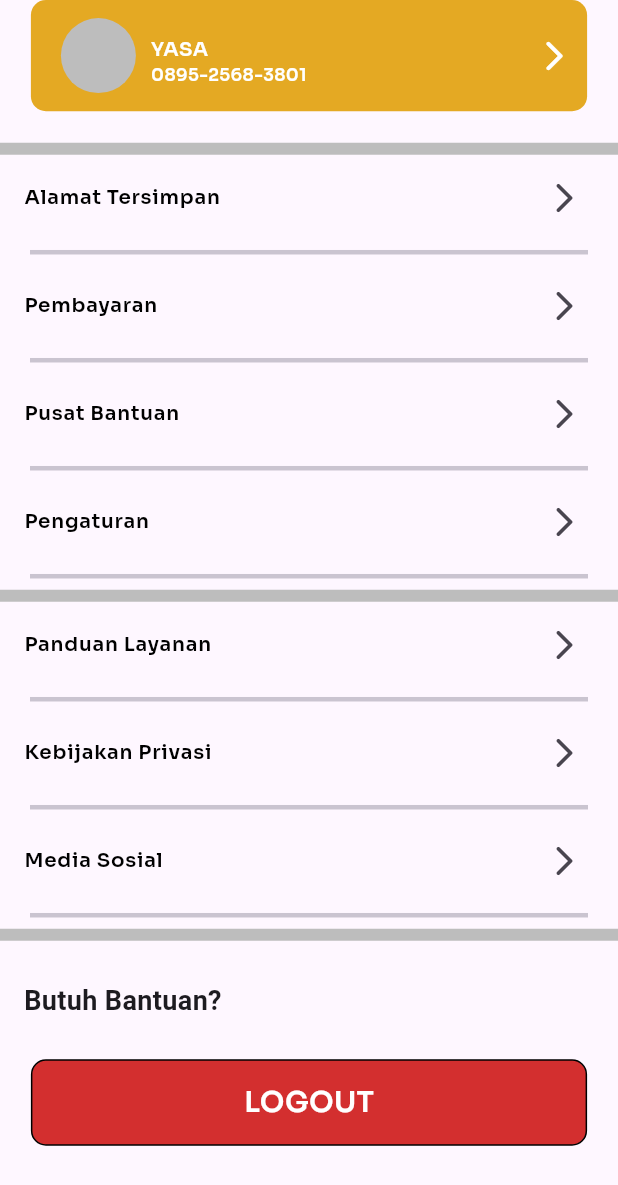
After one commit to YasaKafi/Currency_Converter_App, a Flutter app: the ProfilePage screen opened directly, on a phone screen of 412 x 824 dp. The commit adds this screen. Shown: the top 1185 px of the screen. Run offline on Flutter 3.47's test engine with Material 3 defaults, Android fonts, the phone set to English and light mode, and no system bars; our stand-ins replace animated_text_kit, dio, eva_icons_flutter, firebase_auth, firebase_core, flutter_svg and 3 more; missing offline and left inert: rolling_bottom_bar; accounts and stored records are empty; network calls fail.

Commit message:
[YK] modification page

```diff
--- a/lib/app/views/home_page/view/home_page.dart
+++ b/lib/app/views/home_page/view/home_page.dart
@@ -101,13 +101,12 @@ class _HomePageState extends State<HomePage> {
     CurrencyConverterController controller = CurrencyConverterController();
     return Scaffold(
       backgroundColor: Colors.white,
-      body: SafeArea(
-        child: Column(
+      body: Column(
         children: [
           Center(
             child: Padding(
               padding: EdgeInsets.only(
-                  top: screenHeight * 0.0237,
+                top: screenHeight * 0.0337,
               ),
               child: Text(
                 'Currency Converter',
@@ -397,7 +396,6 @@ class _HomePageState extends State<HomePage> {
           ),
         ],
       ),
-      ),
     );
   }
 }
--- a/lib/app/views/login_page/controller/auth_controller.dart
+++ b/lib/app/views/login_page/controller/auth_controller.dart
@@ -1,3 +1,4 @@
+import 'package:currency_converter/app/views/navigation_bar/navigation_bar.dart';
 import 'package:firebase_auth/firebase_auth.dart';
 import 'package:flutter/material.dart';
 import 'package:google_sign_in/google_sign_in.dart';
@@ -27,7 +28,7 @@ class AuthController {
           // ignore: use_build_context_synchronously
           Navigator.of(context).pushReplacement(
             MaterialPageRoute(
-              builder: (context) => const HomePage(
+              builder: (context) => const BottomNavBar(
               ),
             ),
           );
--- a/lib/app/views/login_page/controller/login_controller.dart
+++ b/lib/app/views/login_page/controller/login_controller.dart
@@ -1,3 +1,4 @@
+import 'package:currency_converter/app/views/navigation_bar/navigation_bar.dart';
 import 'package:flutter/material.dart';
 
 import '../../home_page/view/home_page.dart';
@@ -13,7 +14,7 @@ class LoginController {
     String email = emailController.text;
     Navigator.of(context).push(
       MaterialPageRoute(
-        builder: (context) => HomePage(),
+        builder: (context) => BottomNavBar(),
       ),
     );
   }
--- /dev/null
+++ b/lib/app/views/navigation_bar/navigation_bar.dart
@@ -0,0 +1,50 @@
+import 'package:currency_converter/helpers/themes.dart';
+import 'package:currency_converter/app/views/home_page/view/home_page.dart';
+import 'package:currency_converter/app/views/profile_page/view/profile_page.dart';
+import 'package:flutter/material.dart';
+import 'package:rolling_bottom_bar/rolling_bottom_bar.dart';
+import 'package:rolling_bottom_bar/rolling_bottom_bar_item.dart';
+
+
+
+class BottomNavBar extends StatefulWidget {
+  const BottomNavBar({Key? key}) : super(key: key);
+
+  @override
+  State<BottomNavBar> createState() => _BottomNavBarState();
+}
+
+class _BottomNavBarState extends State<BottomNavBar> {
+  final PageController _controller = PageController();
+
+  @override
+  Widget build(BuildContext context) {
+    return Scaffold(
+      body: PageView(
+        physics: NeverScrollableScrollPhysics(),
+        controller: _controller,
+        children: const <Widget>[
+          HomePage(),
+          ProfilePage(),
+        ],
+      ),
+      extendBody: true,
+      bottomNavigationBar: RollingBottomBar(
+        controller: _controller,
+        items: const [
+          RollingBottomBarItem(Icons.currency_exchange, label: 'Convert'),
+          RollingBottomBarItem(Icons.person, label: 'profile'),
+        ],
+        enableIconRotation: false,
+        activeItemColor: primaryColor,
+        onTap: (index) {
+          _controller.animateToPage(
+            index,
+            duration: const Duration(milliseconds: 400),
+            curve: Curves.easeOut,
+          );
+        },
+      ),
+    );
+  }
+}
--- a/lib/app/views/onboarding_page/controller/onboarding_controller.dart
+++ b/lib/app/views/onboarding_page/controller/onboarding_controller.dart
@@ -1,4 +1,6 @@
 import 'package:currency_converter/app/views/home_page/view/home_page.dart';
+import 'package:currency_converter/app/views/login_page/view/login_page.dart';
+import 'package:currency_converter/app/views/navigation_bar/navigation_bar.dart';
 import 'package:flutter/material.dart';
 
 class OnBoardController {
@@ -14,7 +16,7 @@ class OnBoardController {
 
     Navigator.of(context).pushReplacement(
       MaterialPageRoute(
-        builder: (context) =>  HomePage(),
+        builder: (context) =>  LoginPage(),
       ),
     );
   }
--- /dev/null
+++ b/lib/app/views/profile_page/view/profile_page.dart
@@ -0,0 +1,160 @@
+import 'package:currency_converter/app/views/login_page/view/login_page.dart';
+import 'package:currency_converter/app/views/profile_page/widgets/ListTileWidget.dart';
+import 'package:currency_converter/helpers/color_resources.dart';
+import 'package:currency_converter/helpers/dimensions.dart';
+import 'package:currency_converter/helpers/themes.dart';
+import 'package:flutter/material.dart';
+import 'package:flutter_svg/svg.dart';
+
+
+class ProfilePage extends StatelessWidget {
+  const ProfilePage({Key? key}) : super(key: key);
+
+  @override
+  Widget build(BuildContext context) {
+    double screenWidth = MediaQuery.of(context).size.width;
+    double screenHeight = MediaQuery.of(context).size.height;
+
+    return Scaffold(
+      body: SafeArea(
+        child: Container(
+          width: screenWidth,
+          height: screenHeight,
+          child: SingleChildScrollView(
+            child: Column(
+              children: [
+                // First Container
+                Container(
+                  width: screenWidth * 0.9,
+                  height: screenHeight * 0.09,
+                  decoration: BoxDecoration(
+                    color: ColorResources.gold,
+                    borderRadius: BorderRadius.circular(10),
+                  ),
+                  child: Row(
+                    mainAxisAlignment: MainAxisAlignment.spaceBetween,
+                    children: [
+                      Container(
+                        padding:
+                            EdgeInsets.only(left: Dimensions.paddingSizeLarge),
+                        width: screenWidth * 0.5,
+                        child: Row(
+                          children: [
+                            Container(
+                              width: 50,
+                              height: 50,
+                              decoration: BoxDecoration(
+                                color: ColorResources.grey,
+                                shape: BoxShape.circle,
+                              ),
+                            ),
+                            SizedBox(width: Dimensions.paddingSizeSmall),
+                            Padding(
+                              padding: const EdgeInsets.symmetric(
+                                vertical: Dimensions.paddingSizeTwentyThree,
+                              ),
+                              child: Column(
+                                mainAxisAlignment:
+                                    MainAxisAlignment.spaceBetween,
+                                crossAxisAlignment: CrossAxisAlignment.start,
+                                children: [
+                                  Text(
+                                    "YASA",
+                                    style: profileTextStyle(
+                                      color: ColorResources.white,
+                                      fontSize: 14,
+                                      fontWeight: FontWeight.w600,
+                                    ),
+                                  ),
+                                  Text(
+                                    "0895-2568-3801",
+                                    style: profileTextStyle(
+                                      color: ColorResources.white,
+                                      fontSize: 12,
+                                      fontWeight: FontWeight.w600,
+                                    ),
+                                  ),
+                                ],
+                              ),
+                            ),
+                          ],
+                        ),
+                      ),
+                      Padding(
+                        padding: EdgeInsets.all(Dimensions.paddingSizeSmall),
+                        child: Icon(
+                          Icons.arrow_forward_ios_rounded,
+                          color: ColorResources.white,
+                        ),
+                      ),
+                    ],
+                  ),
+                ),
+                Padding(
+                  padding: EdgeInsets.all(Dimensions.paddingSizeExtraSmall),
+                ),
+                // Second Container
+
+                Padding(
+                  padding: EdgeInsets.all(Dimensions.paddingSizeExtraSmall),
+                ),
+                Divider(
+                  height: Dimensions.marginSizeSmall,
+                  color: ColorResources.grey,
+                  thickness: 8,
+                ),
+                MyListViewWidget(),
+                Padding(
+                  padding: EdgeInsets.all(Dimensions.paddingSizeExtraSmall),
+                ),
+                Container(
+                  alignment: Alignment.centerLeft,
+                  padding: const EdgeInsets.all(16.0),
+                  child: Text(
+                    'Butuh Bantuan?',
+                    style: TextStyle(
+                      fontSize: 18.0,
+                      fontWeight: FontWeight.bold,
+                    ),
+                  ),
+                ),
+
+                Padding(
+                  padding: EdgeInsets.all(Dimensions.paddingSizeExtraSmall),
+                ),
+                // Logout Container
+                InkWell(
+                  onTap: () => Navigator.push(
+                    context,
+                    MaterialPageRoute(
+                      builder: (context) => LoginPage(),
+                    ),
+                  ),
+                  child: Container(
+                    width: screenWidth * 0.9,
+                    height: screenHeight * 0.07,
+                    decoration: BoxDecoration(
+                      color: ColorResources.red,
+                      borderRadius: BorderRadius.circular(10),
+                      border: Border.all(color: ColorResources.black),
+                    ),
+                    child: Center(
+                      child: Text(
+                        "LOGOUT",
+                        style: profileTextStyle(
+                          color: ColorResources.white,
+                          fontSize: 20,
+                          fontWeight: FontWeight.w600,
+                        ),
+                      ),
+                    ),
+                  ),
+                ),
+              ],
+            ),
+          ),
+        ),
+      ),
+    );
+  }
+}
--- /dev/null
+++ b/lib/app/views/profile_page/widgets/ListTileWidget.dart
@@ -0,0 +1,56 @@
+import 'package:currency_converter/app/views/profile_page/widgets/menu.dart';
+import 'package:currency_converter/helpers/color_resources.dart';
+import 'package:currency_converter/helpers/dimensions.dart';
+import 'package:flutter/material.dart';
+
+
+class MyListViewWidget extends StatelessWidget {
+  const MyListViewWidget({Key? key}) : super(key: key);
+
+  @override
+  Widget build(BuildContext context) {
+    return ListView(
+      shrinkWrap: true,
+      children: [
+        MyListTileWidget(
+          title: 'Alamat Tersimpan',
+          trailingIcon: Icons.arrow_forward_ios_rounded,
+        ),
+        MyListTileWidget(
+          title: 'Pembayaran',
+          trailingIcon: Icons.arrow_forward_ios_rounded,
+        ),
+        MyListTileWidget(
+          title: 'Pusat Bantuan',
+          trailingIcon: Icons.arrow_forward_ios_rounded,
+        ),
+        MyListTileWidget(
+          title: 'Pengaturan',
+          trailingIcon: Icons.arrow_forward_ios_rounded,
+        ),
+        Divider(
+          height: Dimensions.marginSizeSmall,
+          color: ColorResources.grey,
+          thickness: 8,
+        ),
+        MyListTileWidget(
+          title: 'Panduan Layanan',
+          trailingIcon: Icons.arrow_forward_ios_rounded,
+        ),
+        MyListTileWidget(
+          title: 'Kebijakan Privasi',
+          trailingIcon: Icons.arrow_forward_ios_rounded,
+        ),
+        MyListTileWidget(
+          title: 'Media Sosial',
+          trailingIcon: Icons.arrow_forward_ios_rounded,
+        ),
+        Divider(
+          height: Dimensions.marginSizeSmall,
+          color: ColorResources.grey,
+          thickness: 8,
+        ),
+      ],
+    );
+  }
+}
--- /dev/null
+++ b/lib/app/views/profile_page/widgets/menu.dart
@@ -0,0 +1,39 @@
+import 'package:currency_converter/helpers/color_resources.dart';
+import 'package:currency_converter/helpers/themes.dart';
+import 'package:flutter/material.dart';
+
+
+class MyListTileWidget extends StatelessWidget {
+  final String title;
+  final IconData trailingIcon;
+
+  MyListTileWidget({
+    required this.title,
+    required this.trailingIcon,
+  });
+
+  @override
+  Widget build(BuildContext context) {
+    return Column(
+      children: <Widget>[
+        ListTile(
+          title: Text(
+            title,
+            style: profileTextStyle(
+              color: ColorResources.black,
+              fontSize: 14,
+              fontWeight: FontWeight.w600,
+            ),
+          ),
+          trailing: Icon(trailingIcon),
+        ),
+        Padding(
+          padding: const EdgeInsets.symmetric(horizontal: 20),
+          child: Divider(
+            thickness: 3,
+          ),
+        ),
+      ],
+    );
+  }
+}
--- a/lib/app/views/register_page/controller/auth_controller.dart
+++ b/lib/app/views/register_page/controller/auth_controller.dart
@@ -1,3 +1,4 @@
+import 'package:currency_converter/app/views/navigation_bar/navigation_bar.dart';
 import 'package:firebase_auth/firebase_auth.dart';
 import 'package:flutter/material.dart';
 import 'package:google_sign_in/google_sign_in.dart';
@@ -31,7 +32,7 @@ class AuthControllerRegister {
           // ignore: use_build_context_synchronously
           Navigator.of(context).pushReplacement(
             MaterialPageRoute(
-              builder: (context) => const HomePage(
+              builder: (context) => const BottomNavBar(
 
               ),
             ),
@@ -59,7 +60,7 @@ class AuthControllerRegister {
         // ignore: use_build_context_synchronously
         Navigator.of(context).pushReplacement(
             MaterialPageRoute(
-              builder: (context) => const HomePage(
+              builder: (context) => const BottomNavBar(
               ),
             ),
           );
--- a/lib/app/views/register_page/widget/form_register.dart
+++ b/lib/app/views/register_page/widget/form_register.dart
@@ -1,3 +1,4 @@
+import 'package:currency_converter/app/views/navigation_bar/navigation_bar.dart';
 import 'package:currency_converter/app/views/register_page/widget/widget_register.dart';
 import 'package:firebase_auth/firebase_auth.dart';
 import 'package:flutter/material.dart';
@@ -186,6 +187,11 @@ class FormRegister extends StatelessWidget {
                             await FirebaseAuth.instance
                                 .signInWithCredential(credential);
                           }
+                          Navigator.of(context).pushReplacement(
+                            MaterialPageRoute(
+                              builder: (context) => const BottomNavBar(),
+                            ),
+                          );
                         } else {
                           GoogleSignIn().signOut();
                           FirebaseAuth.instance.signOut();
@@ -257,7 +263,6 @@ class FormRegister extends StatelessWidget {
               ],
             ),
           ),
-
         ],
       ),
     );
--- /dev/null
+++ b/lib/helpers/color_resources.dart
@@ -0,0 +1,48 @@
+import 'package:flutter/material.dart';
+
+class ColorResources {
+
+
+  static const Color black = Color(0xff000000);
+  static const Color black30 = Colors.black12;
+  static const Color primaryColor = Color(0xff3F3D56);
+  static const Color white = Color(0xffFFFFFF);
+  static const Color white50 = Color(0xffFCFCFF);
+  static const Color lightSkyBlue = Color(0xff8DBFF6);
+  static const Color harlequin = Color(0xff3FCC01);
+  static const Color cris = Color(0xffE2206B);
+  static  Color grey = Colors.grey.shade400;
+  static  Color greyBold = Color(0xFFFF7F7F7F);
+  static  Color greySemi = Color(0xFFF1F1F2);
+  static const Color red = Color(0xFFD32F2F);
+  static const Color blueDark = Color(0xFF324A59);
+  static const Color yellow = Color(0xffFEC446);
+  static const Color gold = Color(0xffE4A923);
+  static const Color hintTextColor = Color(0xff9E9E9E);
+  static const Color gainsBg = Color(0xffE6E6E6);
+  static const Color textBg = Color(0xffF3F9FF);
+  static const Color iconBg = Color(0xffF9F9F9);
+  static const Color homeBg = Color(0xffF0F0F0);
+  static const Color imageBg = Color(0xffE2F0FF);
+  static const Color sellerText = Color(0xff92C6FF);
+  static const Color chatIconColor = Color(0xffD4D4D4);
+  static const Color lowGreen = Color(0xffEFF6FE);
+  static const Color green = Color(0xff23CB60);
+
+
+  static const Map<int, Color> colorMap = {
+    50: Color(0x101455AC),
+    100: Color(0x201455AC),
+    200: Color(0x301455AC),
+    300: Color(0x401455AC),
+    400: Color(0x501455AC),
+    500: Color(0x601455AC),
+    600: Color(0x701455AC),
+    700: Color(0x801455AC),
+    800: Color(0x901455AC),
+    900: Color(0xff1455AC),
+  };
+
+  static const MaterialColor primaryMaterial =
+      MaterialColor(0xFF1455AC, colorMap);
+}
--- /dev/null
+++ b/lib/helpers/dimensions.dart
@@ -0,0 +1,58 @@
+class Dimensions {
+  static const double fontSizeExtraSmall = 10.0;
+  static const double fontSizeSmall = 12.0;
+  static const double fontSizeDefault = 14.0;
+  static const double fontSizeLarge = 16.0;
+  static const double fontSizeExtraLarge = 18.0;
+  static const double fontSizeExtra2Large = 20.0;
+  static const double fontSizeOverLarge = 24.0;
+  static const double fontSizeHomeName = 22.0;
+  static const double fontSizeOverLargeHeaderAuth = 40.0;
+
+  static const double paddingSizeExtraExtraSmall = 2.0;
+  static const double paddingSizeExtraSmall = 5.0;
+  static const double paddingSizeMedium = 8.0;
+  static const double paddingSizeSmall = 10.0;
+  static const double paddingSizeSmallX2 = 12.0;
+  static const double paddingSizeDefault = 15.0;
+  static const double homePagePadding = 16.0;
+  static const double paddingSizeDefaultAddress = 17.0;
+  static const double paddingSizeProfilePage = 18.0;
+  static const double paddingSizeLarge = 20.0;
+  static const double paddingSizeTwentyThree = 23.0;
+  static const double paddingSizeExtraLarge = 25.0;
+  static const double paddingSizeThirty = 30.0;
+  static const double paddingSizeOverLarge = 50.0;
+  static const double paddingSizeLarger = 60.0;
+
+  static const double marginSizeExtraSmall = 5.0;
+  static const double marginSizeSmall = 10.0;
+  static const double marginSizeDefault = 15.0;
+  static const double marginSizeLarge = 20.0;
+  static const double marginSizeExtraLarge = 25.0;
+  static const double marginSizeExtraLargeX2 = 50.0;
+  static const double marginSizeSuperLarge = 30.0;
+  static const double marginSizeAuthSmall = 30.0;
+  static const double marginSizeOnboardLarge = 40.0;
+  static const double marginSizeOnboardSuperLarge = 40.0;
+
+  static const double iconSizeExtraSmall = 12.0;
+  static const double iconSizeSmall = 15.0;
+  static const double iconSizeMedium = 18.0;
+  static const double iconSizeDefault = 24.0;
+  static const double iconSizeKindDeafult = 20.0;
+  static const double iconSizeLarge = 32.0;
+  static const double iconSizeExtraLarge = 40.0;
+
+  static const double imageSizeExtraSeventy = 70.0;
+
+
+  static const double topSpace = 30.0;
+  static const double splashLogoWidth = 150.0;
+
+
+  static const double chooseReviewImageSize = 40.0;
+  static const double profileImageSize = 100.0;
+  static const double logoHeight = 80.0;
+  static const double cardHeight = 260.0;
+}
--- a/lib/helpers/themes.dart
+++ b/lib/helpers/themes.dart
@@ -12,7 +12,7 @@ const Color warningColor = Color.fromRGBO(143, 42, 42, 1);
 const Color borderColor = Color.fromRGBO(138, 136, 136, 1);
 
 
-figmaFontsize(int fontSize) {
+figmaFontsize(double fontSize) {
   return fontSize * 0.95;
 }
 
@@ -172,7 +172,7 @@ TextStyle detailButtonsText({required bool isDelete}) {
       )
   );
 }
-TextStyle amountTextStyle({required int fontSize}) {
+TextStyle amountTextStyle({required double fontSize}) {
   return GoogleFonts.montserrat(
       textStyle: TextStyle(
         color: primaryColor,
@@ -180,6 +180,18 @@ TextStyle amountTextStyle({required int fontSize}) {
         fontSize: figmaFontsize(fontSize),
       )
   );
+}
+TextStyle profileTextStyle({
+  required final color,
+  required final fontWeight,
+  required final  double fontSize,
+}) {
+  return GoogleFonts.sora(
+      textStyle: TextStyle(
+    color: color,
+    fontWeight: fontWeight,
+    fontSize: figmaFontsize(fontSize),
+  ));
 }
 
 TextStyle buttonStyle({required final color}) {
--- a/lib/main.dart
+++ b/lib/main.dart
@@ -27,6 +27,7 @@ class MyApp extends StatelessWidget {
   @override
   Widget build(BuildContext context) {
     return MaterialApp(
+      debugShowCheckedModeBanner: false,
       home: SplashScreen(),
     );
   }
--- a/pubspec.yaml
+++ b/pubspec.yaml
@@ -19,7 +19,7 @@ publish_to: 'none' # Remove this line if you wish to publish to pub.dev
 version: 1.0.0+1
 
 environment:
-  sdk: '>=3.0.6 <4.0.0'
+  sdk: '>=3.2.0 <4.0.0'
 
 # Dependencies specify other packages that your package needs in order to work.
 # To automatically upgrade your package dependencies to the latest versions
```
Also changed, not shown: pubspec.lock. Lines whose indentation alone changed are shown as unchanged.
